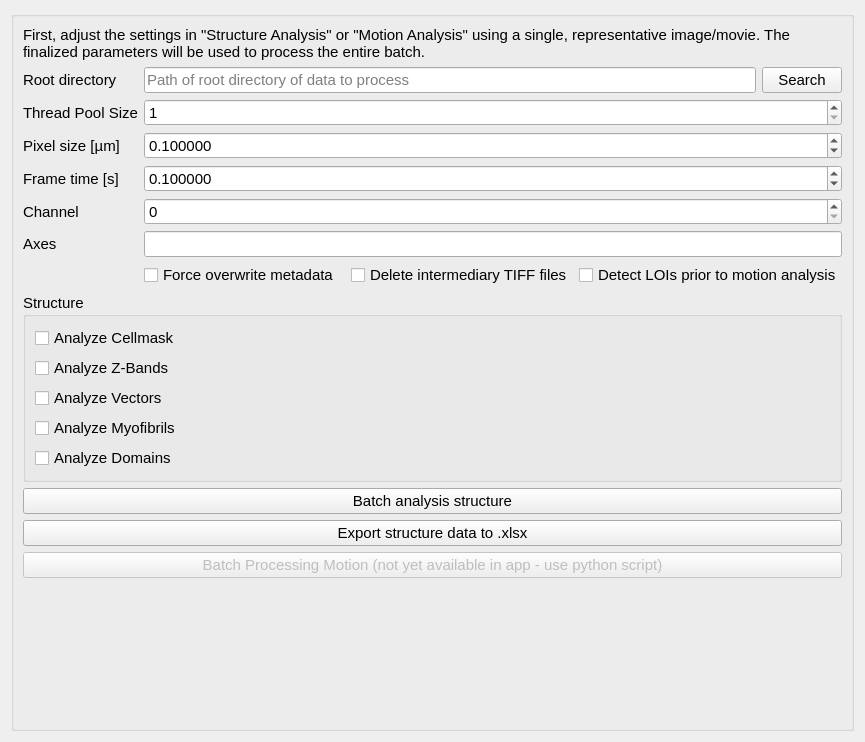
Qt form sarcasm_app/ui-files/parameters_batch_processing.ui (danihae/SarcAsM) before a commit.
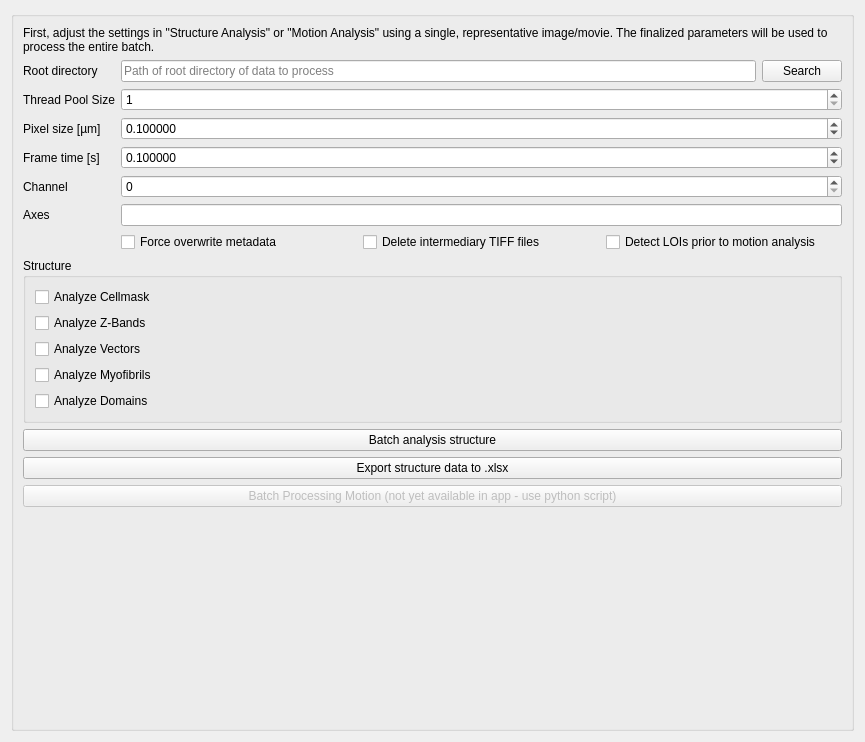
The same form after that commit.

Commit message:
fix: make UI font sizing consistent across macOS/Windows/Linux
Removed hard-coded 11pt fonts from all Qt Designer forms and generated views
so widgets inherit the platform default, preventing oversized fonts on
high-DPI Windows and Linux. Also set HighDpiScaleFactorRoundingPolicy to
PassThrough, clamp initial window size to available screen geometry, and
consolidate status-label stylesheets so text color is no longer dropped by
subsequent setStyleSheet calls.

```diff
--- a/sarcasm_app/ui-files/parameters_batch_processing.ui
+++ b/sarcasm_app/ui-files/parameters_batch_processing.ui
@@ -16,11 +16,6 @@
   <layout class="QGridLayout" name="gridLayout">
    <item row="2" column="0">
     <widget class="QGroupBox" name="groupBox">
-     <property name="font">
-      <font>
-       <pointsize>11</pointsize>
-      </font>
-     </property>
      <property name="title">
       <string/>
      </property>
```
The commit also changes 11 other files.
